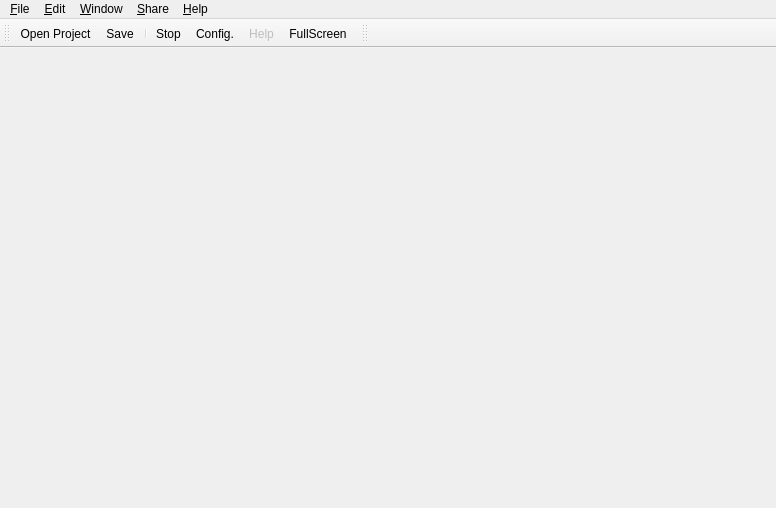
Before: the Qt Designer form src/gui/ui/ComposerMainWindow.ui in TeleMidia/nclcomposer, drawn with Qt 5.
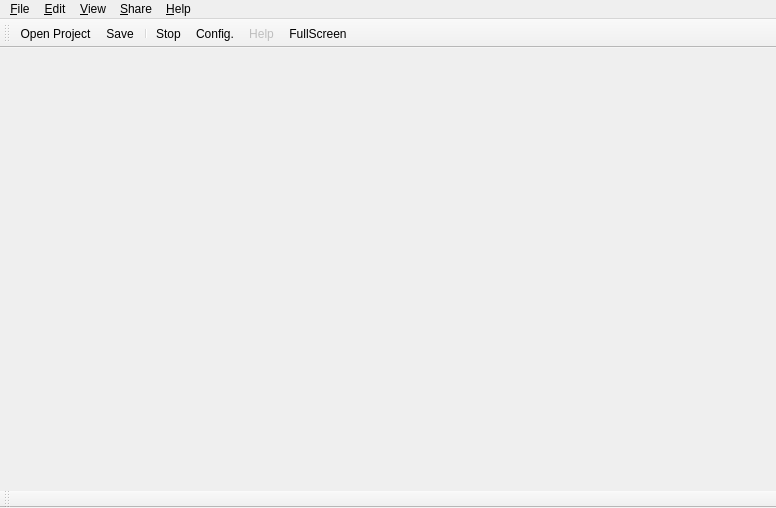
After: the same form once the commit is applied. Icons and pictures are not drawn.

Commit message:
[GUI] maint: Add show/hide toolbar actions.
* src/gui/src/ComposerMainWindow.cpp: Likewise.
* src/gui/ui/ComposerMainWindow.ui: Likewise.

The edit to the form file:
```diff
--- a/src/gui/ui/ComposerMainWindow.ui
+++ b/src/gui/ui/ComposerMainWindow.ui
@@ -169,7 +169,7 @@
     <string>toolBar_2</string>
    </property>
    <attribute name="toolBarArea">
-    <enum>TopToolBarArea</enum>
+    <enum>BottomToolBarArea</enum>
    </attribute>
    <attribute name="toolBarBreak">
     <bool>false</bool>
@@ -250,9 +250,9 @@
     <addaction name="action_About"/>
     <addaction name="action_AboutPlugins"/>
    </widget>
-   <widget class="QMenu" name="menu_Window">
+   <widget class="QMenu" name="menu_View">
     <property name="title">
-     <string>&amp;Window</string>
+     <string>&amp;View</string>
     </property>
     <widget class="QMenu" name="menu_Views">
      <property name="title">
@@ -278,7 +278,7 @@
    </widget>
    <addaction name="menu_File"/>
    <addaction name="menu_Edit"/>
-   <addaction name="menu_Window"/>
+   <addaction name="menu_View"/>
    <addaction name="menu_Share"/>
    <addaction name="menu_Help"/>
   </widget>
```
Left out of the diff: 27 changed lines with no effect on the pictures. The commit also changes 1 other file.
